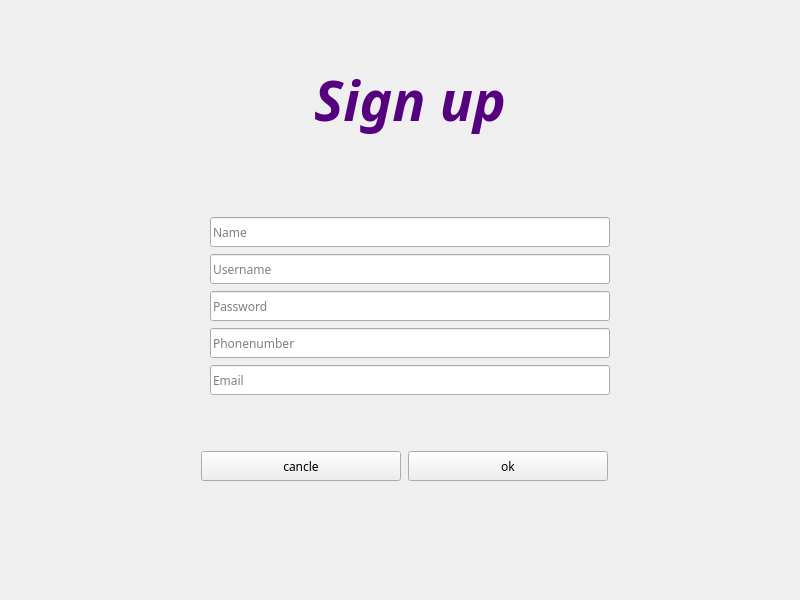
This is signup.ui in A-hmy/SkullKing_Endless-Loop_8 as Qt 5 draws it before an edit. The edited form follows.
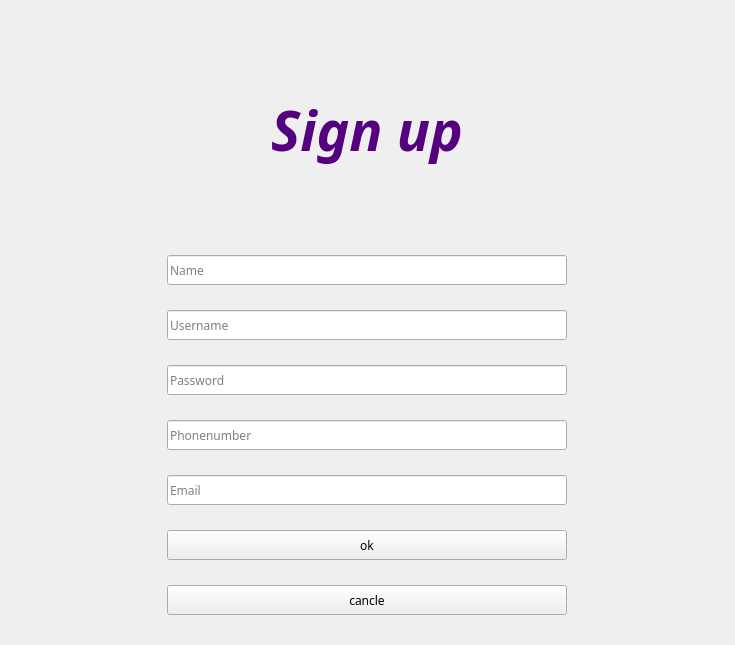
This is the edited form.

Commit message: login and forgot password was written

What changed in the file:
```diff
--- a/signup.ui
+++ b/signup.ui
@@ -6,22 +6,16 @@
    <rect>
     <x>0</x>
     <y>0</y>
-    <width>800</width>
-    <height>600</height>
+    <width>735</width>
+    <height>645</height>
    </rect>
   </property>
   <property name="windowTitle">
    <string>Form</string>
   </property>
+  <layout class="QGridLayout" name="gridLayout">
+   <item row="0" column="0">
   <widget class="QLabel" name="label_6">
-   <property name="geometry">
-    <rect>
-     <x>210</x>
-     <y>0</y>
-     <width>400</width>
-     <height>200</height>
-    </rect>
-   </property>
    <property name="minimumSize">
     <size>
      <width>400</width>
@@ -52,77 +46,8 @@
     <set>Qt::AlignCenter</set>
    </property>
   </widget>
-  <widget class="QWidget" name="">
-   <property name="geometry">
-    <rect>
-     <x>200</x>
-     <y>450</y>
-     <width>409</width>
-     <height>32</height>
-    </rect>
-   </property>
-   <layout class="QHBoxLayout" name="horizontalLayout">
-    <item>
-     <widget class="QPushButton" name="cancle">
-      <property name="minimumSize">
-       <size>
-        <width>200</width>
-        <height>30</height>
-       </size>
-      </property>
-      <property name="maximumSize">
-       <size>
-        <width>200</width>
-        <height>30</height>
-       </size>
-      </property>
-      <property name="font">
-       <font>
-        <family>Segoe Script</family>
-       </font>
-      </property>
-      <property name="text">
-       <string>cancle</string>
-      </property>
-     </widget>
-    </item>
-    <item>
-     <widget class="QPushButton" name="ok">
-      <property name="minimumSize">
-       <size>
-        <width>200</width>
-        <height>30</height>
-       </size>
-      </property>
-      <property name="maximumSize">
-       <size>
-        <width>200</width>
-        <height>30</height>
-       </size>
-      </property>
-      <property name="font">
-       <font>
-        <family>Segoe Script</family>
-       </font>
-      </property>
-      <property name="text">
-       <string>ok</string>
-      </property>
-     </widget>
-    </item>
-   </layout>
-  </widget>
-  <widget class="QWidget" name="">
-   <property name="geometry">
-    <rect>
-     <x>210</x>
-     <y>216</y>
-     <width>402</width>
-     <height>180</height>
-    </rect>
-   </property>
-   <layout class="QVBoxLayout" name="verticalLayout">
-    <item>
+   </item>
+   <item row="1" column="0">
      <widget class="QLineEdit" name="name">
       <property name="minimumSize">
        <size>
@@ -146,7 +71,7 @@
       </property>
      </widget>
     </item>
-    <item>
+   <item row="2" column="0">
      <widget class="QLineEdit" name="username">
       <property name="minimumSize">
        <size>
@@ -170,7 +95,7 @@
       </property>
      </widget>
     </item>
-    <item>
+   <item row="3" column="0">
      <widget class="QLineEdit" name="password">
       <property name="minimumSize">
        <size>
@@ -192,12 +117,15 @@
       <property name="text">
        <string/>
       </property>
+     <property name="echoMode">
+      <enum>QLineEdit::Password</enum>
+     </property>
       <property name="placeholderText">
        <string>Password</string>
       </property>
      </widget>
     </item>
-    <item>
+   <item row="4" column="0">
      <widget class="QLineEdit" name="phonenumber">
       <property name="minimumSize">
        <size>
@@ -221,7 +149,7 @@
       </property>
      </widget>
     </item>
-    <item>
+   <item row="5" column="0">
      <widget class="QLineEdit" name="email">
       <property name="minimumSize">
        <size>
@@ -245,8 +173,61 @@
       </property>
      </widget>
     </item>
-   </layout>
-  </widget>
+   <item row="6" column="0">
+    <widget class="QPushButton" name="ok">
+     <property name="minimumSize">
+      <size>
+       <width>400</width>
+       <height>30</height>
+      </size>
+     </property>
+     <property name="maximumSize">
+      <size>
+       <width>400</width>
+       <height>30</height>
+      </size>
+     </property>
+     <property name="font">
+      <font>
+       <family>Segoe Script</family>
+      </font>
+     </property>
+     <property name="cursor">
+      <cursorShape>PointingHandCursor</cursorShape>
+     </property>
+     <property name="text">
+      <string>ok</string>
+     </property>
+    </widget>
+   </item>
+   <item row="7" column="0">
+    <widget class="QPushButton" name="cancle">
+     <property name="minimumSize">
+      <size>
+       <width>400</width>
+       <height>30</height>
+      </size>
+     </property>
+     <property name="maximumSize">
+      <size>
+       <width>400</width>
+       <height>30</height>
+      </size>
+     </property>
+     <property name="font">
+      <font>
+       <family>Segoe Script</family>
+      </font>
+     </property>
+     <property name="cursor">
+      <cursorShape>PointingHandCursor</cursorShape>
+     </property>
+     <property name="text">
+      <string>cancle</string>
+     </property>
+    </widget>
+   </item>
+  </layout>
  </widget>
  <resources/>
  <connections/>
```
Lines whose indentation alone changed are shown as unchanged. The commit also changes 12 other files.
